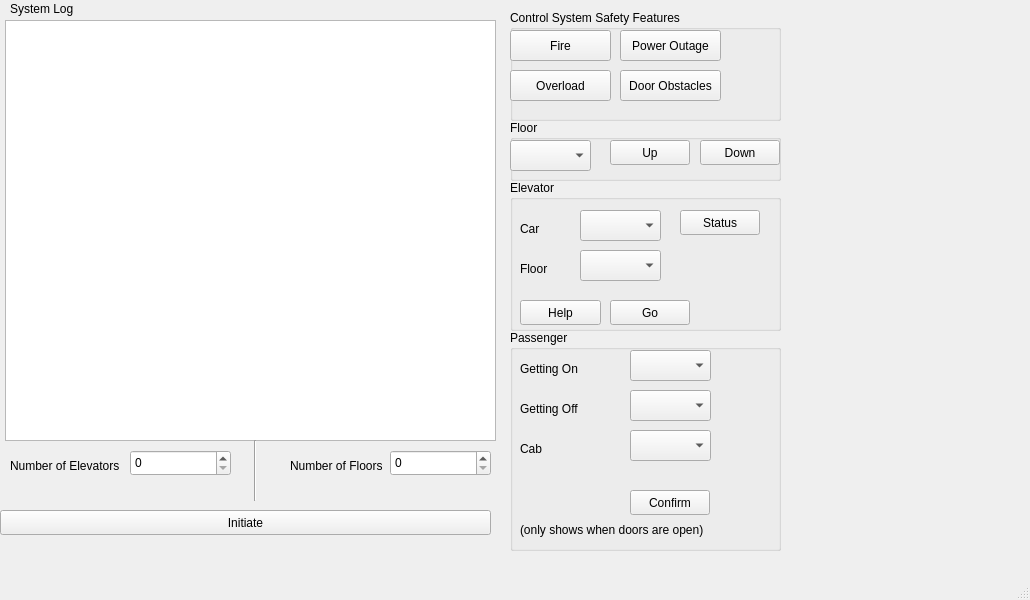
Qt form A3/mainwindow.ui (bradyhoard/Elevator-Simulator) before a commit.
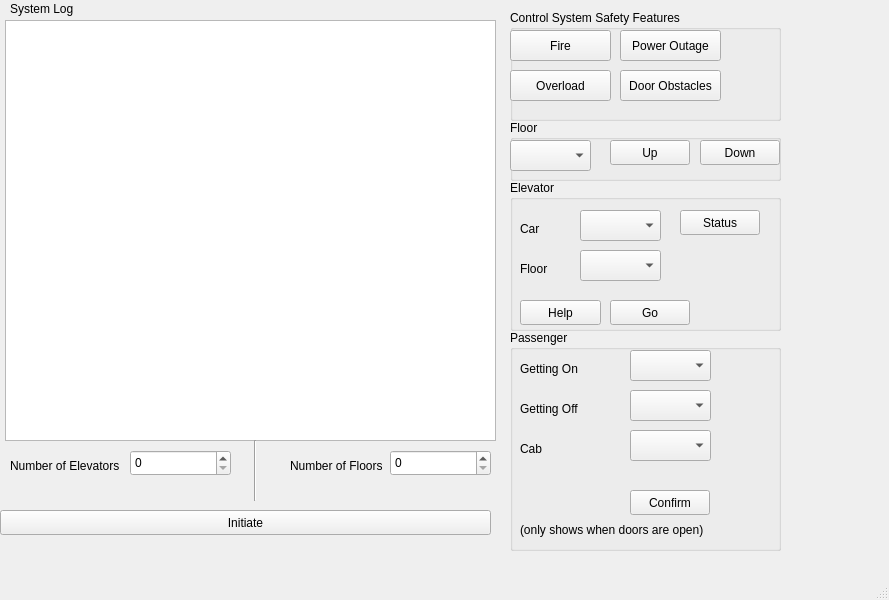
The same form after that commit.

Diff of the .ui file:
```diff
--- a/A3/mainwindow.ui
+++ b/A3/mainwindow.ui
@@ -6,7 +6,7 @@
    <rect>
     <x>0</x>
     <y>0</y>
-    <width>1030</width>
+    <width>889</width>
     <height>600</height>
    </rect>
   </property>
```
Left out of the diff: 2 changed lines with no effect on the pictures.
